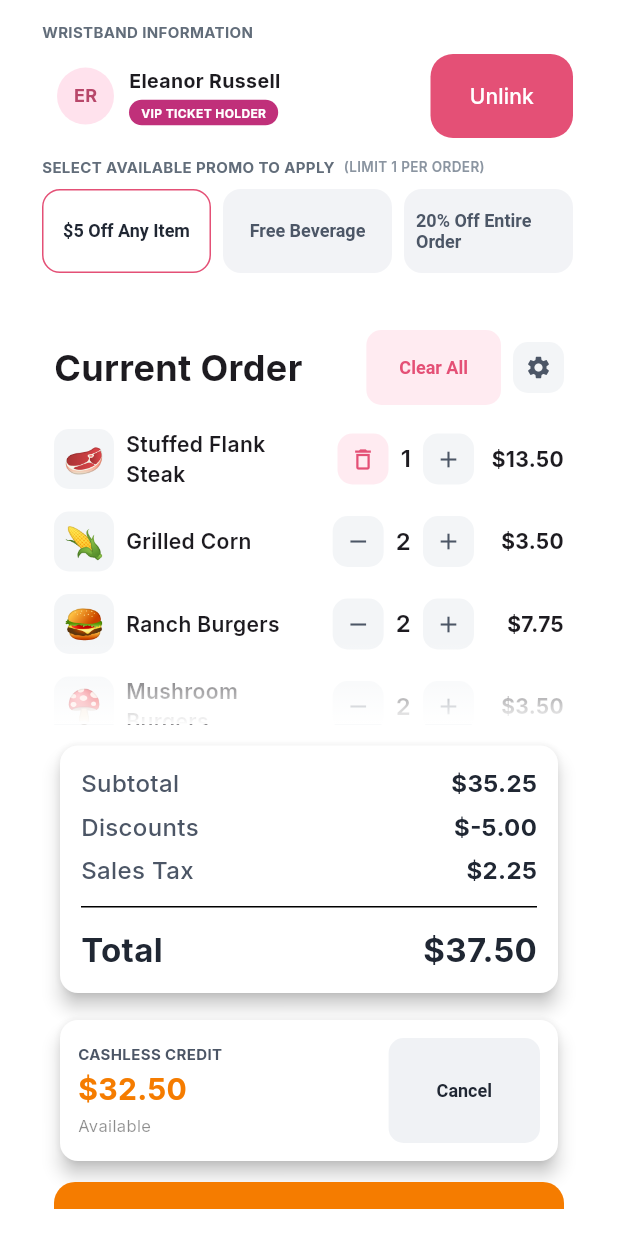
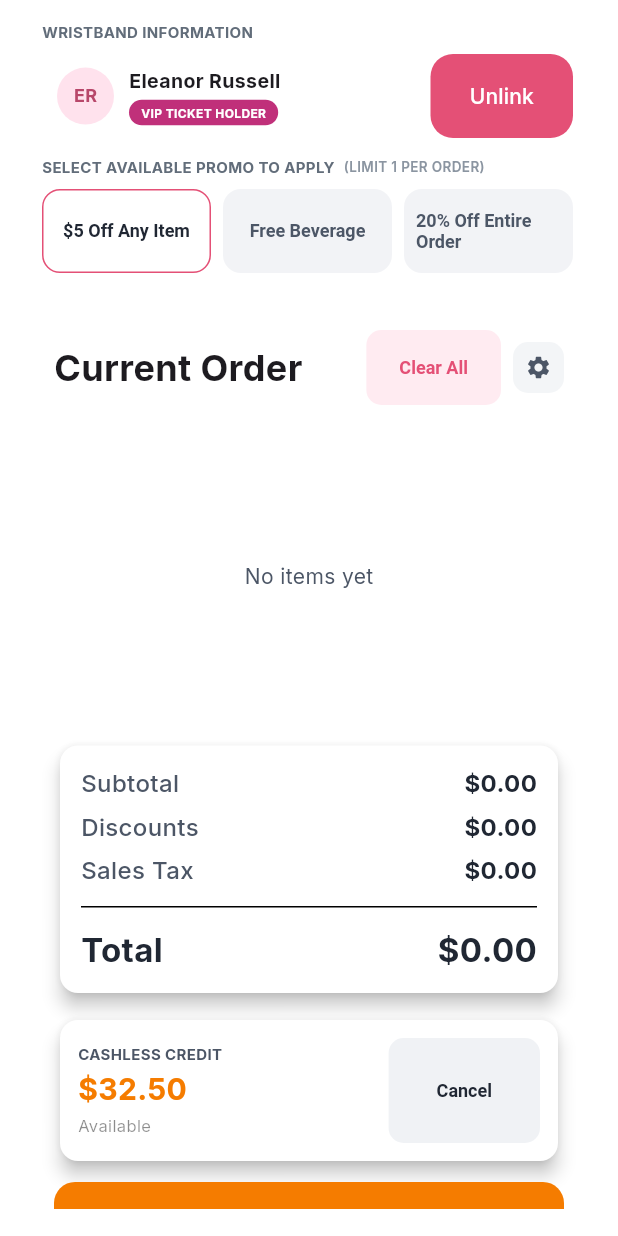
Before and after one commit to SignsMatt/pointofsale_layout, a Flutter app: the screen it shows after launch, scrolled down 576 dp, after a tap on "Cancel", on a phone screen of 412 x 824 dp. Run offline on Flutter 3.47's test engine with Material 3 defaults, Android fonts, the phone set to English and light mode, and no system bars; our stand-ins replace google_fonts.

Commit message:
Make current order list interactive

```diff
--- a/lib/main_page.dart
+++ b/lib/main_page.dart
@@ -1,4 +1,5 @@
 import 'package:flutter/material.dart';
+import 'package:pointofsale_layout/models/order_item.dart';
 import 'package:pointofsale_layout/models/product.dart';
 import 'package:pointofsale_layout/models/product_category.dart';
 import 'package:pointofsale_layout/sections/bottom_action_bar.dart';
@@ -16,6 +17,66 @@ class MainPage extends StatefulWidget {
 
 class _MainPageState extends State<MainPage> {
   var selectedCategory = ProductCategory.allItems;
+  var orderItems = <OrderItem>[];
+
+  void _addProductToOrder(Product product) {
+    setState(() {
+      final existingIndex = orderItems.indexWhere(
+        (item) => item.product == product,
+      );
+
+      if (existingIndex == -1) {
+        orderItems = [...orderItems, OrderItem(product: product, quantity: 1)];
+        return;
+      }
+
+      orderItems = [
+        for (var i = 0; i < orderItems.length; i++)
+          if (i == existingIndex)
+            orderItems[i].copyWith(quantity: orderItems[i].quantity + 1)
+          else
+            orderItems[i],
+      ];
+    });
+  }
+
+  void _incrementOrderItem(OrderItem item) {
+    setState(() {
+      orderItems = [
+        for (final orderItem in orderItems)
+          if (orderItem.product == item.product)
+            orderItem.copyWith(quantity: orderItem.quantity + 1)
+          else
+            orderItem,
+      ];
+    });
+  }
+
+  void _decrementOrderItem(OrderItem item) {
+    setState(() {
+      if (item.quantity == 1) {
+        orderItems = [
+          for (final orderItem in orderItems)
+            if (orderItem.product != item.product) orderItem,
+        ];
+        return;
+      }
+
+      orderItems = [
+        for (final orderItem in orderItems)
+          if (orderItem.product == item.product)
+            orderItem.copyWith(quantity: orderItem.quantity - 1)
+          else
+            orderItem,
+      ];
+    });
+  }
+
+  void _clearOrder() {
+    setState(() {
+      orderItems = [];
+    });
+  }
 
   @override
   Widget build(BuildContext context) {
@@ -45,6 +106,7 @@ class _MainPageState extends State<MainPage> {
                       child: _CatalogSection(
                         products: filteredProducts,
                         selectedCategory: selectedCategory,
+                        onProductSelected: _addProductToOrder,
                         onCategorySelected: (value) {
                           setState(() {
                             selectedCategory = value;
@@ -55,7 +117,12 @@ class _MainPageState extends State<MainPage> {
                     SizedBox(
                       height: compactOrderPanelHeight,
                       width: double.infinity,
-                      child: const CurrentOrderPanel(),
+                      child: CurrentOrderPanel(
+                        orderItems: orderItems,
+                        onIncrementItem: _incrementOrderItem,
+                        onDecrementItem: _decrementOrderItem,
+                        onClearOrder: _clearOrder,
+                      ),
                     ),
                   ],
                 ),
@@ -74,6 +141,7 @@ class _MainPageState extends State<MainPage> {
                       child: _CatalogSection(
                         products: filteredProducts,
                         selectedCategory: selectedCategory,
+                        onProductSelected: _addProductToOrder,
                         onCategorySelected: (value) {
                           setState(() {
                             selectedCategory = value;
@@ -81,7 +149,15 @@ class _MainPageState extends State<MainPage> {
                         },
                       ),
                     ),
-                    const SizedBox(width: 370, child: CurrentOrderPanel()),
+                    SizedBox(
+                      width: 370,
+                      child: CurrentOrderPanel(
+                        orderItems: orderItems,
+                        onIncrementItem: _incrementOrderItem,
+                        onDecrementItem: _decrementOrderItem,
+                        onClearOrder: _clearOrder,
+                      ),
+                    ),
                   ],
                 ),
               ),
@@ -98,11 +174,13 @@ class _CatalogSection extends StatelessWidget {
     required this.products,
     required this.selectedCategory,
     required this.onCategorySelected,
+    required this.onProductSelected,
   });
 
   final List<Product> products;
   final ProductCategory selectedCategory;
   final ValueChanged<ProductCategory> onCategorySelected;
+  final ValueChanged<Product> onProductSelected;
 
   @override
   Widget build(BuildContext context) {
@@ -117,7 +195,12 @@ class _CatalogSection extends StatelessWidget {
             selectedCategory: selectedCategory,
             onCategorySelected: onCategorySelected,
           ),
-          Expanded(child: ProductGrid(products: products)),
+          Expanded(
+            child: ProductGrid(
+              products: products,
+              onProductSelected: onProductSelected,
+            ),
+          ),
           const BottomActionBar(),
         ],
       ),
--- a/lib/models/order_item.dart
+++ b/lib/models/order_item.dart
@@ -1,49 +1,14 @@
+import 'package:pointofsale_layout/models/product.dart';
+
 class OrderItem {
-  const OrderItem({
-    required this.name,
-    required this.quantity,
-    required this.totalPrice,
-    required this.thumbnail,
-    this.destructiveControl = false,
-  });
+  const OrderItem({required this.product, required this.quantity});
 
-  final String name;
+  final Product product;
   final int quantity;
-  final double totalPrice;
-  final String thumbnail;
-  final bool destructiveControl;
+
+  double get totalPrice => product.price * quantity;
+
+  OrderItem copyWith({int? quantity}) {
+    return OrderItem(product: product, quantity: quantity ?? this.quantity);
+  }
 }
-
-const orderItems = <OrderItem>[
-  OrderItem(
-    name: 'Stuffed Flank Steak',
-    quantity: 1,
-    totalPrice: 13.50,
-    thumbnail: '🥩',
-    destructiveControl: true,
-  ),
-  OrderItem(
-    name: 'Grilled Corn',
-    quantity: 2,
-    totalPrice: 3.50,
-    thumbnail: '🌽',
-  ),
-  OrderItem(
-    name: 'Ranch Burgers',
-    quantity: 2,
-    totalPrice: 7.75,
-    thumbnail: '🍔',
-  ),
-  OrderItem(
-    name: 'Mushroom Burgers',
-    quantity: 2,
-    totalPrice: 3.50,
-    thumbnail: '🍄',
-  ),
-  OrderItem(
-    name: 'Mushroom Burgers',
-    quantity: 2,
-    totalPrice: 3.50,
-    thumbnail: '🍄',
-  ),
-];
--- a/lib/sections/current_order_panel.dart
+++ b/lib/sections/current_order_panel.dart
@@ -8,7 +8,42 @@ import 'package:pointofsale_layout/sections/widgets/totals_card.dart';
 import 'package:pointofsale_layout/theme/app_colors.dart';
 
 class CurrentOrderPanel extends StatelessWidget {
-  const CurrentOrderPanel({super.key});
+  const CurrentOrderPanel({
+    super.key,
+    required this.orderItems,
+    required this.onIncrementItem,
+    required this.onDecrementItem,
+    required this.onClearOrder,
+  });
+
+  final List<OrderItem> orderItems;
+  final ValueChanged<OrderItem> onIncrementItem;
+  final ValueChanged<OrderItem> onDecrementItem;
+  final VoidCallback onClearOrder;
+
+  static const _cashlessCredit = 32.50;
+
+  double get subtotal {
+    return orderItems.fold(0, (total, item) => total + item.totalPrice);
+  }
+
+  double get discounts {
+    if (subtotal == 0) return 0;
+    return subtotal < 5 ? -subtotal : -5.00;
+  }
+
+  double get salesTax {
+    return (subtotal + discounts) * 0.064;
+  }
+
+  double get total {
+    return subtotal + discounts + salesTax;
+  }
+
+  double get balanceDue {
+    final balance = total - _cashlessCredit;
+    return balance < 0 ? 0 : balance;
+  }
 
   @override
   Widget build(BuildContext context) {
@@ -34,10 +69,10 @@ class CurrentOrderPanel extends StatelessWidget {
                 ),
                 TextButton(
                   style: dangerTagButtonStyle,
-                  onPressed: () {},
-                  child: Padding(
-                    padding: const EdgeInsets.all(10.0),
-                    child: const Text('Clear All'),
+                  onPressed: orderItems.isEmpty ? null : onClearOrder,
+                  child: const Padding(
+                    padding: EdgeInsets.all(10.0),
+                    child: Text('Clear All'),
                   ),
                 ),
                 IconButton(onPressed: () {}, icon: const Icon(Icons.settings)),
@@ -50,13 +85,27 @@ class CurrentOrderPanel extends StatelessWidget {
                   Expanded(
                     child: Stack(
                       children: [
+                        if (orderItems.isEmpty)
+                          const Center(
+                            child: Text(
+                              'No items yet',
+                              style: TextStyle(color: AppColors.inkMuted),
+                            ),
+                          )
+                        else
                           ListView.separated(
                             padding: const EdgeInsets.only(bottom: 52),
                             itemCount: orderItems.length,
                             separatorBuilder: (_, _) =>
                                 const SizedBox(height: 15),
                             itemBuilder: (context, index) {
-                            return OrderLine(item: orderItems[index]);
+                              final item = orderItems[index];
+
+                              return OrderLine(
+                                item: item,
+                                onIncrement: () => onIncrementItem(item),
+                                onDecrement: () => onDecrementItem(item),
+                              );
                             },
                           ),
                         const Positioned(
@@ -69,8 +118,13 @@ class CurrentOrderPanel extends StatelessWidget {
                       ],
                     ),
                   ),
-                  const TotalsCard(),
-                  const CashlessCreditCard(),
+                  TotalsCard(
+                    subtotal: subtotal,
+                    discounts: discounts,
+                    salesTax: salesTax,
+                    total: total,
+                  ),
+                  const CashlessCreditCard(availableAmount: _cashlessCredit),
                   SizedBox(
                     width: double.infinity,
                     child: FilledButton(
@@ -86,16 +140,16 @@ class CurrentOrderPanel extends StatelessWidget {
                       child: const Text('Pay With Cashless Credit'),
                     ),
                   ),
-                  const Row(
+                  Row(
                     children: [
-                      Text(
+                      const Text(
                         'Balance Due',
                         style: TextStyle(color: Colors.black54),
                       ),
-                      Spacer(),
+                      const Spacer(),
                       Text(
-                        '\$5.00',
-                        style: TextStyle(
+                        '\$${balanceDue.toStringAsFixed(2)}',
+                        style: const TextStyle(
                           fontWeight: FontWeight.w700,
                           color: AppColors.inkStrong,
                         ),
--- a/lib/sections/product_grid.dart
+++ b/lib/sections/product_grid.dart
@@ -4,9 +4,14 @@ import 'package:pointofsale_layout/sections/widgets/product_card.dart';
 import 'package:pointofsale_layout/sections/widgets/product_grid_fade.dart';
 
 class ProductGrid extends StatelessWidget {
-  const ProductGrid({super.key, required this.products});
+  const ProductGrid({
+    super.key,
+    required this.products,
+    required this.onProductSelected,
+  });
 
   final List<Product> products;
+  final ValueChanged<Product> onProductSelected;
 
   @override
   Widget build(BuildContext context) {
@@ -26,7 +31,12 @@ class ProductGrid extends StatelessWidget {
                 childAspectRatio: 1.9,
               ),
               itemBuilder: (context, index) {
-                return ProductCard(product: products[index]);
+                final product = products[index];
+
+                return ProductCard(
+                  product: product,
+                  onTap: () => onProductSelected(product),
+                );
               },
             ),
             const Positioned(
--- a/lib/sections/widgets/cashless_credit_card.dart
+++ b/lib/sections/widgets/cashless_credit_card.dart
@@ -3,7 +3,9 @@ import 'package:pointofsale_layout/sections/widgets/tag_button_styles.dart';
 import 'package:pointofsale_layout/theme/app_colors.dart';
 
 class CashlessCreditCard extends StatelessWidget {
-  const CashlessCreditCard({super.key});
+  const CashlessCreditCard({super.key, required this.availableAmount});
+
+  final double availableAmount;
 
   @override
   Widget build(BuildContext context) {
@@ -13,12 +15,12 @@ class CashlessCreditCard extends StatelessWidget {
         padding: const EdgeInsets.all(12),
         child: Row(
           children: [
-            const Expanded(
+            Expanded(
               child: Column(
                 crossAxisAlignment: CrossAxisAlignment.start,
                 spacing: 2,
                 children: [
-                  Text(
+                  const Text(
                     'CASHLESS CREDIT',
                     style: TextStyle(
                       fontSize: 10,
@@ -27,14 +29,14 @@ class CashlessCreditCard extends StatelessWidget {
                     ),
                   ),
                   Text(
-                    '\$32.50',
-                    style: TextStyle(
+                    '\$${availableAmount.toStringAsFixed(2)}',
+                    style: const TextStyle(
                       color: AppColors.filterAccent,
                       fontSize: 20,
                       fontWeight: FontWeight.w700,
                     ),
                   ),
-                  Text(
+                  const Text(
                     'Available',
                     style: TextStyle(color: Colors.black45, fontSize: 11),
                   ),
@@ -44,9 +46,9 @@ class CashlessCreditCard extends StatelessWidget {
             TextButton(
               style: tagButtonStyle,
               onPressed: () {},
-              child: Padding(
-                padding: const EdgeInsets.all(20.0),
-                child: const Text('Cancel'),
+              child: const Padding(
+                padding: EdgeInsets.all(20.0),
+                child: Text('Cancel'),
               ),
             ),
           ],
--- a/lib/sections/widgets/order_line.dart
+++ b/lib/sections/widgets/order_line.dart
@@ -8,9 +8,16 @@ final _dangerIconButtonStyle = IconButton.styleFrom(
 );
 
 class OrderLine extends StatelessWidget {
-  const OrderLine({super.key, required this.item});
+  const OrderLine({
+    super.key,
+    required this.item,
+    required this.onIncrement,
+    required this.onDecrement,
+  });
 
   final OrderItem item;
+  final VoidCallback onIncrement;
+  final VoidCallback onDecrement;
 
   @override
   Widget build(BuildContext context) {
@@ -25,28 +32,29 @@ class OrderLine extends StatelessWidget {
             borderRadius: BorderRadius.circular(10),
           ),
           alignment: Alignment.center,
-          child: Text(item.thumbnail, style: const TextStyle(fontSize: 22)),
+          child: Text(
+            item.product.thumbnail,
+            style: const TextStyle(fontSize: 22),
+          ),
         ),
         Expanded(
           child: Text(
-            item.name,
+            item.product.name,
             maxLines: 2,
             overflow: TextOverflow.ellipsis,
             style: const TextStyle(fontWeight: FontWeight.w600),
           ),
         ),
         IconButton(
-          onPressed: () {},
-          style: item.destructiveControl ? _dangerIconButtonStyle : null,
-          icon: Icon(
-            item.destructiveControl ? Icons.delete_outline : Icons.remove,
-          ),
+          onPressed: onDecrement,
+          style: item.quantity == 1 ? _dangerIconButtonStyle : null,
+          icon: Icon(item.quantity == 1 ? Icons.delete_outline : Icons.remove),
         ),
         Text(
           item.quantity.toString(),
           style: const TextStyle(fontWeight: FontWeight.w600, fontSize: 16),
         ),
-        IconButton(onPressed: () {}, icon: const Icon(Icons.add)),
+        IconButton(onPressed: onIncrement, icon: const Icon(Icons.add)),
         SizedBox(
           width: 52,
           child: Text(
--- a/lib/sections/widgets/product_card.dart
+++ b/lib/sections/widgets/product_card.dart
@@ -3,9 +3,10 @@ import 'package:pointofsale_layout/models/product.dart';
 import 'package:pointofsale_layout/theme/app_colors.dart';
 
 class ProductCard extends StatelessWidget {
-  const ProductCard({super.key, required this.product});
+  const ProductCard({super.key, required this.product, required this.onTap});
 
   final Product product;
+  final VoidCallback onTap;
 
   @override
   Widget build(BuildContext context) {
@@ -14,9 +15,14 @@ class ProductCard extends StatelessWidget {
         final thumbnailSize = (constraints.maxWidth * 0.28).clamp(64.0, 150.0);
         final thumbnailEmojiSize = (thumbnailSize * 0.48).clamp(28.0, 110.0);
 
-        return DecoratedBox(
+        return Material(
+          color: AppColors.white,
+          borderRadius: BorderRadius.circular(14),
+          child: InkWell(
+            onTap: onTap,
+            borderRadius: BorderRadius.circular(14),
+            child: DecoratedBox(
               decoration: BoxDecoration(
-            color: AppColors.white,
                 borderRadius: BorderRadius.circular(14),
                 border: Border.all(color: Colors.black12),
               ),
@@ -81,6 +87,8 @@ class ProductCard extends StatelessWidget {
                   ],
                 ),
               ),
+            ),
+          ),
         );
       },
     );
--- a/lib/sections/widgets/totals_card.dart
+++ b/lib/sections/widgets/totals_card.dart
@@ -2,25 +2,36 @@ import 'package:flutter/material.dart';
 import 'package:pointofsale_layout/sections/widgets/price_line.dart';
 
 class TotalsCard extends StatelessWidget {
-  const TotalsCard({super.key});
+  const TotalsCard({
+    super.key,
+    required this.subtotal,
+    required this.discounts,
+    required this.salesTax,
+    required this.total,
+  });
+
+  final double subtotal;
+  final double discounts;
+  final double salesTax;
+  final double total;
 
   @override
   Widget build(BuildContext context) {
-    return const Card(
+    return Card(
       elevation: 5,
       child: Padding(
-        padding: EdgeInsets.all(14),
+        padding: const EdgeInsets.all(14),
         child: Column(
           children: [
-            PriceLine(label: 'Subtotal', amount: 35.25),
-            SizedBox(height: 6),
-            PriceLine(label: 'Discounts', amount: -5.00),
-            SizedBox(height: 6),
-            PriceLine(label: 'Sales Tax', amount: 2.25),
-            SizedBox(height: 12),
-            Divider(height: 1),
-            SizedBox(height: 12),
-            PriceLine(label: 'Total', amount: 37.50, emphasize: true),
+            PriceLine(label: 'Subtotal', amount: subtotal),
+            const SizedBox(height: 6),
+            PriceLine(label: 'Discounts', amount: discounts),
+            const SizedBox(height: 6),
+            PriceLine(label: 'Sales Tax', amount: salesTax),
+            const SizedBox(height: 12),
+            const Divider(height: 1),
+            const SizedBox(height: 12),
+            PriceLine(label: 'Total', amount: total, emphasize: true),
           ],
         ),
       ),
```
Lines whose indentation alone changed are shown as unchanged.
